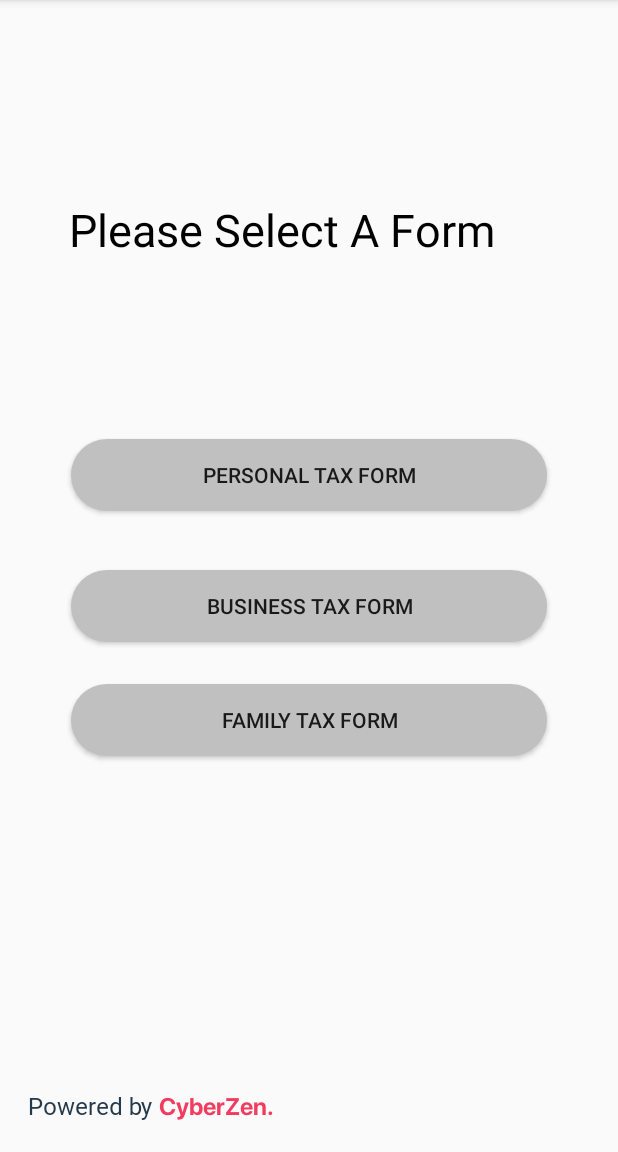
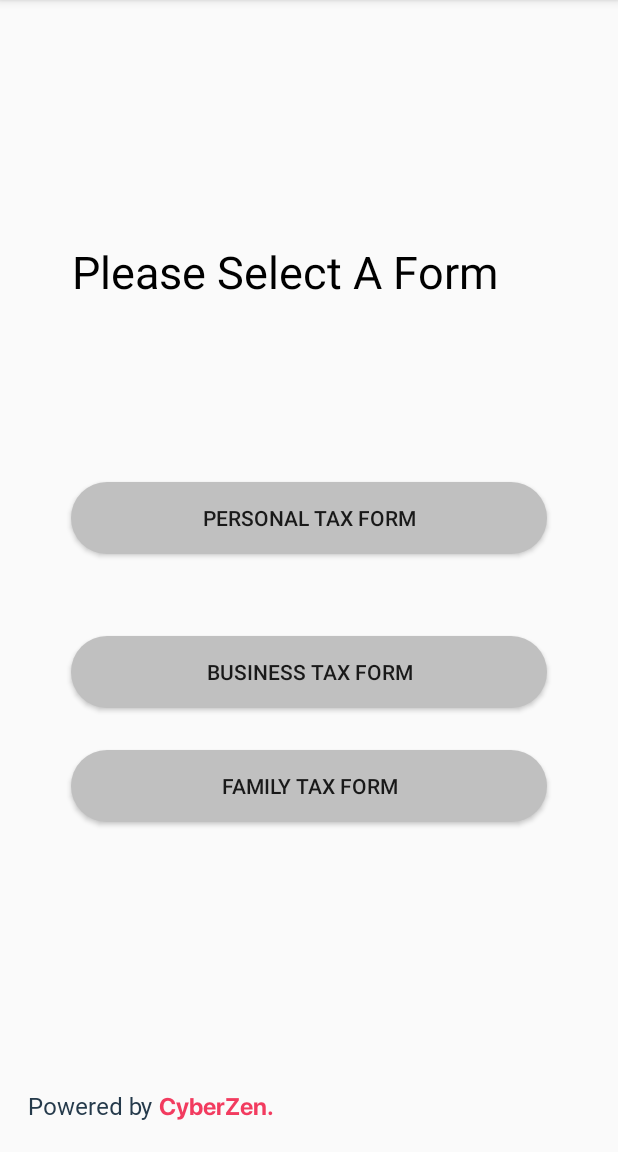
Before and after one commit to AlexLa00/EasyTax, an Android app: the HomeScreen screen opened directly, with no data from a screen before it, on a phone screen of 412 x 824 dp, the part 84-1236 px from its top. Run offline under Robolectric (Android 15) with nearby library versions, the phone set to English and light mode, and no system bars.

Commit message:
adjusted the buttons in activity_home_screen.xml(including the landscape file) & added strings to the strings.xml.

```diff
--- a/app/src/main/res/layout-land/activity_home_screen.xml
+++ b/app/src/main/res/layout-land/activity_home_screen.xml
@@ -16,10 +16,10 @@
         android:textSize="30sp"
         app:layout_constraintBottom_toTopOf="@+id/PersonalTax"
         app:layout_constraintEnd_toEndOf="parent"
-        app:layout_constraintHorizontal_bias="0.498"
+        app:layout_constraintHorizontal_bias="0.376"
         app:layout_constraintStart_toStartOf="parent"
         app:layout_constraintTop_toTopOf="parent"
-        app:layout_constraintVertical_bias="0.911" />
+        app:layout_constraintVertical_bias="0.572" />
 
     <TextView
         android:id="@+id/PowerBy"
@@ -61,22 +61,23 @@
         android:layout_width="317sp"
         android:layout_height="wrap_content"
         android:background="@drawable/textbox"
-        android:text="Personal Tax Form"
+        android:text="@string/personal_tax_form"
         app:layout_constraintBottom_toTopOf="@+id/BusinessTax"
         app:layout_constraintEnd_toEndOf="parent"
         app:layout_constraintStart_toStartOf="parent"
         app:layout_constraintTop_toTopOf="parent"
-        app:layout_constraintVertical_bias="0.947" />
+        app:layout_constraintVertical_bias="0.855" />
 
     <Button
         android:id="@+id/BusinessTax"
         android:layout_width="317sp"
         android:layout_height="wrap_content"
-        android:layout_marginBottom="8dp"
+        android:layout_marginBottom="28dp"
         android:background="@drawable/textbox"
-        android:text="Business Tax Form"
+        android:text="@string/business_tax_form"
         app:layout_constraintBottom_toTopOf="@+id/FamilyTax"
         app:layout_constraintEnd_toEndOf="parent"
+        app:layout_constraintHorizontal_bias="0.498"
         app:layout_constraintStart_toStartOf="parent" />
 
     <Button
@@ -85,7 +86,7 @@
         android:layout_height="wrap_content"
         android:layout_marginBottom="68dp"
         android:background="@drawable/textbox"
-        android:text="Family Tax Form"
+        android:text="@string/family_tax_form"
         app:layout_constraintBottom_toBottomOf="parent"
         app:layout_constraintEnd_toEndOf="parent"
         app:layout_constraintStart_toStartOf="parent" />
--- a/app/src/main/res/layout/activity_home_screen.xml
+++ b/app/src/main/res/layout/activity_home_screen.xml
@@ -14,12 +14,12 @@
         android:text="@string/selectTxt"
         android:textColor="@color/Black"
         android:textSize="30sp"
-        app:layout_constraintBottom_toBottomOf="parent"
+        app:layout_constraintBottom_toTopOf="@+id/PersonalTax"
         app:layout_constraintEnd_toEndOf="parent"
-        app:layout_constraintHorizontal_bias="0.36"
+        app:layout_constraintHorizontal_bias="0.376"
         app:layout_constraintStart_toStartOf="parent"
         app:layout_constraintTop_toTopOf="parent"
-        app:layout_constraintVertical_bias="0.182" />
+        app:layout_constraintVertical_bias="0.572" />
 
     <TextView
         android:id="@+id/PowerBy"
@@ -35,7 +35,6 @@
         app:layout_constraintEnd_toEndOf="parent"
         app:layout_constraintHorizontal_bias="0.056"
         app:layout_constraintStart_toStartOf="parent"
-        app:layout_constraintTop_toBottomOf="@+id/Member"
         app:layout_constraintVertical_bias="0.0" />
 
     <TextView
@@ -53,7 +52,6 @@
         app:layout_constraintEnd_toEndOf="parent"
         app:layout_constraintHorizontal_bias="0.0"
         app:layout_constraintStart_toEndOf="@+id/PowerBy"
-        app:layout_constraintTop_toBottomOf="@+id/Member"
         app:layout_constraintVertical_bias="0.0" />
 
     <Button
@@ -61,20 +59,20 @@
         android:layout_width="317sp"
         android:layout_height="wrap_content"
         android:background="@drawable/textbox"
-        android:text="Personal Tax Form"
+        android:text="@string/personal_tax_form"
         app:layout_constraintBottom_toTopOf="@+id/BusinessTax"
         app:layout_constraintEnd_toEndOf="parent"
         app:layout_constraintStart_toStartOf="parent"
         app:layout_constraintTop_toTopOf="parent"
-        app:layout_constraintVertical_bias="0.881" />
+        app:layout_constraintVertical_bias="0.855" />
 
     <Button
         android:id="@+id/BusinessTax"
         android:layout_width="317sp"
         android:layout_height="wrap_content"
+        android:layout_marginBottom="28dp"
         android:background="@drawable/textbox"
-        android:layout_marginBottom="28dp"
-        android:text="Business Tax Form"
+        android:text="@string/business_tax_form"
         app:layout_constraintBottom_toTopOf="@+id/FamilyTax"
         app:layout_constraintEnd_toEndOf="parent"
         app:layout_constraintHorizontal_bias="0.498"
@@ -84,12 +82,11 @@
         android:id="@+id/FamilyTax"
         android:layout_width="317sp"
         android:layout_height="wrap_content"
+        android:layout_marginBottom="220dp"
         android:background="@drawable/textbox"
-        android:layout_marginBottom="264dp"
-        android:text="Family Tax Form"
+        android:text="@string/family_tax_form"
         app:layout_constraintBottom_toBottomOf="parent"
         app:layout_constraintEnd_toEndOf="parent"
-        app:layout_constraintHorizontal_bias="0.498"
         app:layout_constraintStart_toStartOf="parent" />
 
 
--- a/app/src/main/res/values/strings.xml
+++ b/app/src/main/res/values/strings.xml
@@ -16,5 +16,8 @@
     <string name="hello_there">Hello There!</string>
     <string name="need_help">Need Help?</string>
     <string name="powered_by">Powered by</string>
+    <string name="family_tax_form">Family Tax Form</string>
+    <string name="business_tax_form">Business Tax Form</string>
+    <string name="personal_tax_form">Personal Tax Form</string>
 
 </resources>
```
Also changed, not shown: 1 other file.
